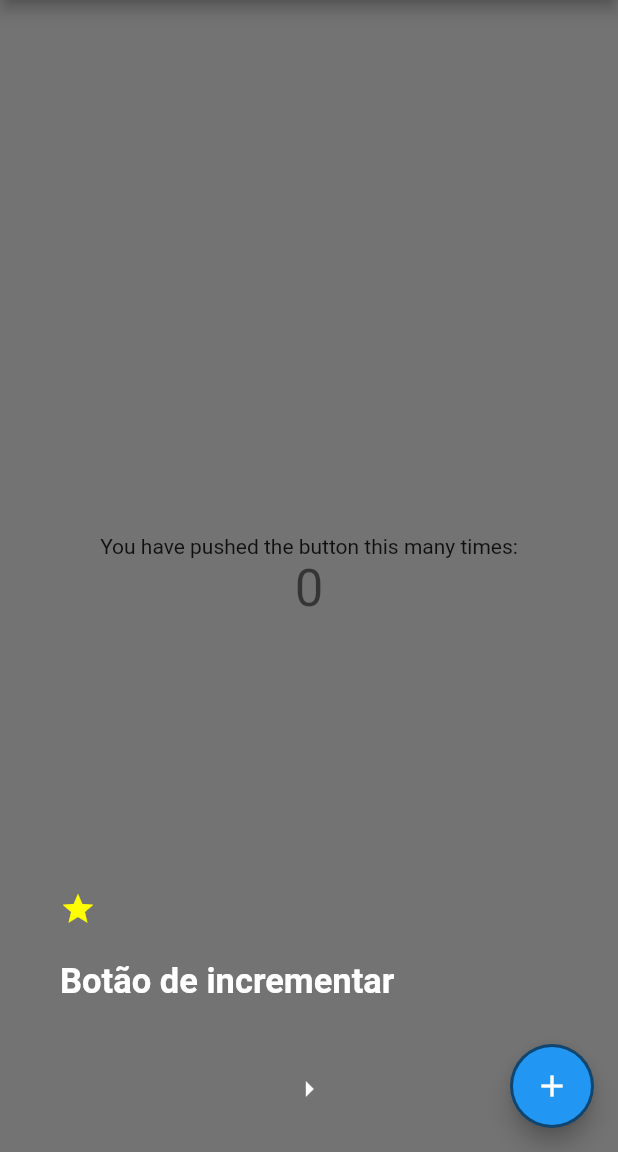
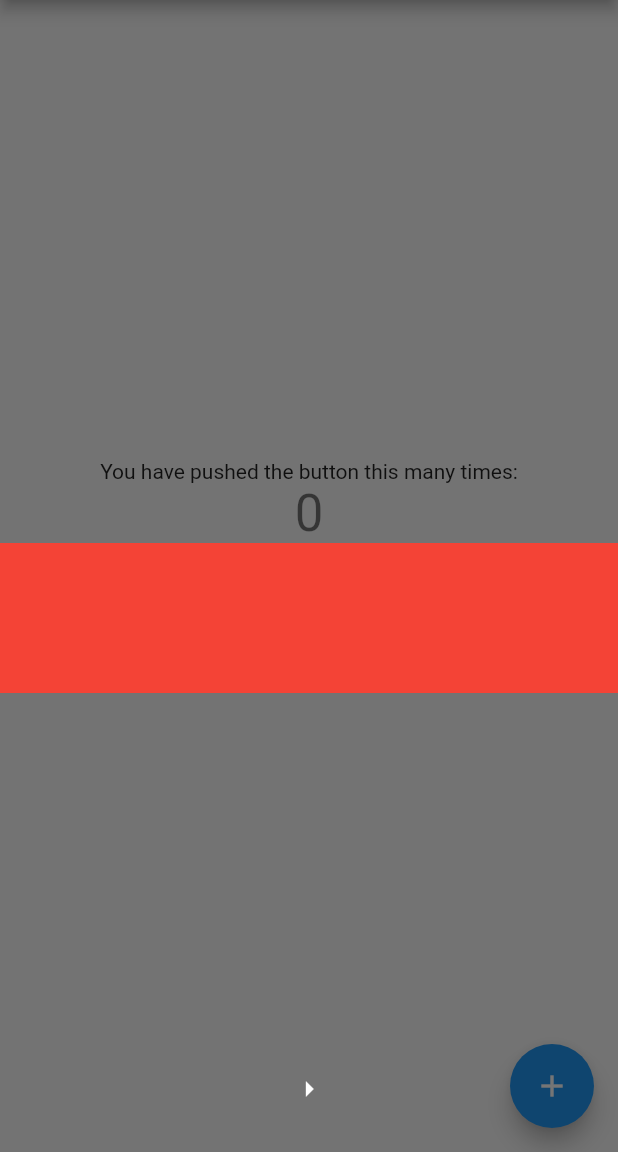
Before and after one commit to warlesoncandido/tutorial, a Flutter app: the screen it shows after launch, after a tap on the "add" icon, on a phone screen of 412 x 824 dp, the part 84-1236 px from its top. Run offline on Flutter 3.47's test engine with Material 2 defaults, Android fonts, the phone set to English and light mode, and no system bars.

```diff
--- a/example/lib/main.dart
+++ b/example/lib/main.dart
@@ -33,11 +33,21 @@ class _MyHomePageState extends State<MyHomePage> {
   int _counter = 0;
   var _keyFloat = GlobalKey();
   var _keyText = GlobalKey();
+  var keyList = GlobalKey();
   List<TutorialItens> itens = [];
 
   @override
   void initState() {
     itens = [
+      TutorialItens(
+          globalKey: keyList,
+          shapeFocus: ShapeFocus.square,
+          alignmentWidgetNextFocus: Alignment.bottomCenter,
+          children: [],
+          clicknextFocusWidget: Icon(
+            Icons.arrow_right,
+            color: Colors.white,
+          )),
       TutorialItens(
           globalKey: _keyFloat,
           shapeFocus: ShapeFocus.oval,
@@ -114,6 +124,21 @@ class _MyHomePageState extends State<MyHomePage> {
               key: _keyText,
               style: Theme.of(context).textTheme.headline4,
             ),
+            Container(
+              height: 100,
+              child: ListView.builder(
+                key: keyList,
+                scrollDirection: Axis.horizontal,
+                itemCount: 15,
+                itemBuilder: (context, index) {
+                  return Container(
+                    width: 70,
+                    color: Colors.red,
+                    padding: EdgeInsets.all(2),
+                  );
+                },
+              ),
+            )
           ],
         ),
       ),
--- a/lib/painter/painter.dart
+++ b/lib/painter/painter.dart
@@ -4,13 +4,15 @@ import 'package:tutorial/models/shape_models.dart';
 class HolePainter extends CustomPainter {
   final double dx;
   final double dy;
-  final double radius;
+  final double width;
+  final double height;
   final ShapeFocus shapeFocus;
 
   HolePainter({
     this.dx,
     this.dy,
-    this.radius,
+    this.width,
+    this.height,
     this.shapeFocus = ShapeFocus.oval,
   });
   @override
@@ -22,8 +24,7 @@ class HolePainter extends CustomPainter {
             PathOperation.difference,
             Path()..addRect(Rect.fromLTWH(0, 0, size.width, size.height)),
             Path()
-              ..addOval(
-                  Rect.fromCircle(center: Offset(dx, dy), radius: radius - 30))
+              ..addOval(Rect.fromCircle(center: Offset(dx, dy), radius: width))
               ..close(),
           ),
           paint);
@@ -33,8 +34,8 @@ class HolePainter extends CustomPainter {
             PathOperation.difference,
             Path()..addRect(Rect.fromLTWH(0, 0, size.width, size.height)),
             Path()
-              ..addRect(
-                  Rect.fromCircle(center: Offset(dx, dy), radius: radius - 30))
+              ..addRect(Rect.fromLTWH(
+                  dx - (width / 2), dy - (height / 2), width, height))
               ..close(),
           ),
           paint);
--- a/lib/tutorial.dart
+++ b/lib/tutorial.dart
@@ -28,11 +28,11 @@ class Tutorial {
                   CustomPaint(
                     size: size,
                     painter: HolePainter(
-                      shapeFocus: element.shapeFocus,
-                      dx: offset.dx + (sizeWidget.width / 2),
-                      dy: offset.dy + (sizeWidget.height / 2),
-                      radius: sizeWidget.width,
-                    ),
+                        shapeFocus: element.shapeFocus,
+                        dx: offset.dx + (sizeWidget.width / 2),
+                        dy: offset.dy + (sizeWidget.height / 2),
+                        width: sizeWidget.width,
+                        height: sizeWidget.height),
                   ),
                   ...element.children,
                   Align(
```
Also changed, not shown: example/pubspec.lock.
